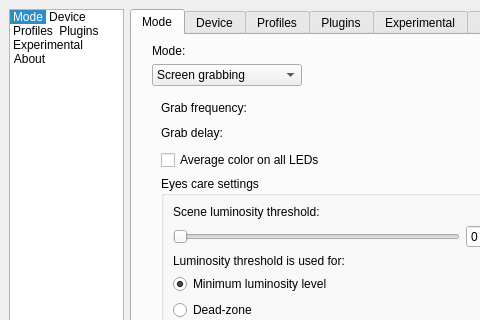
This is Software/src/SettingsWindow.ui in Atarity/Lightpack as Qt 5 draws it before an edit; both pictures show x 0 to 480 and y 0 to 320 of the 608 by 599 pixel window. The edited form follows.
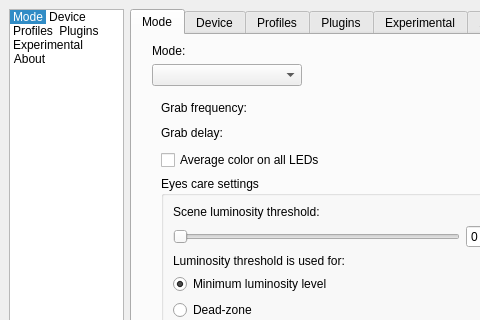
This is the edited form. Icons and pictures are not drawn. Custom widgets are drawn as their Qt base class.

```diff
--- a/Software/src/SettingsWindow.ui
+++ b/Software/src/SettingsWindow.ui
@@ -795,6 +795,9 @@
             <height>0</height>
            </size>
           </property>
+          <property name="currentIndex">
+           <number>-1</number>
+          </property>
           <item>
            <property name="text">
             <string>Screen grabbing</string>
```
